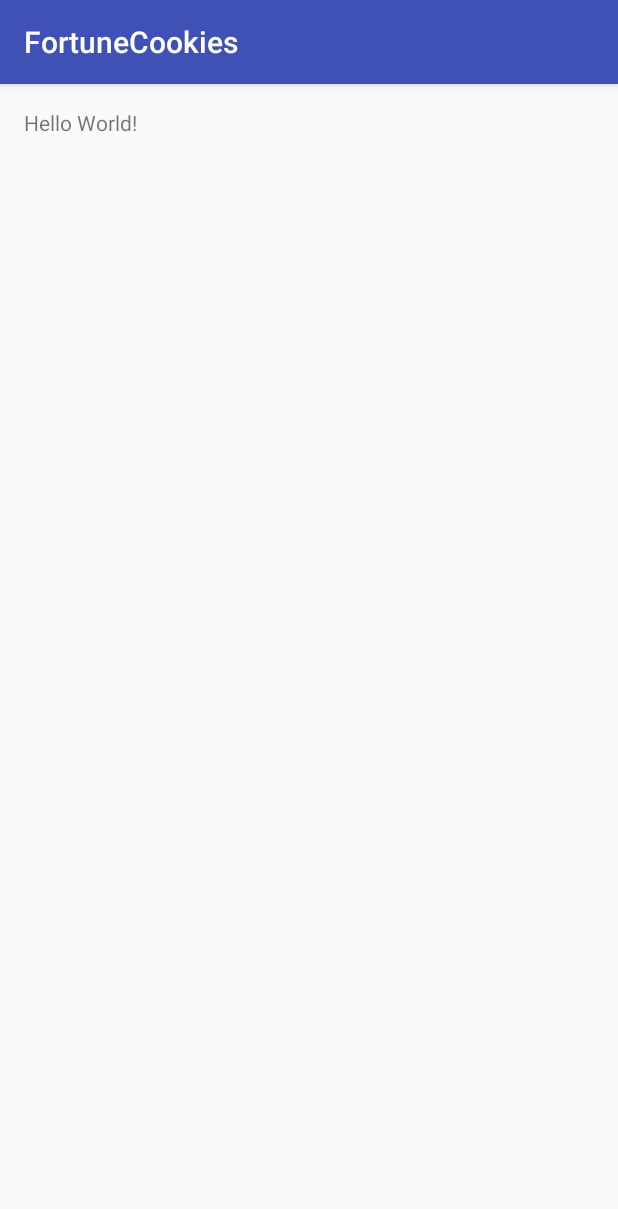
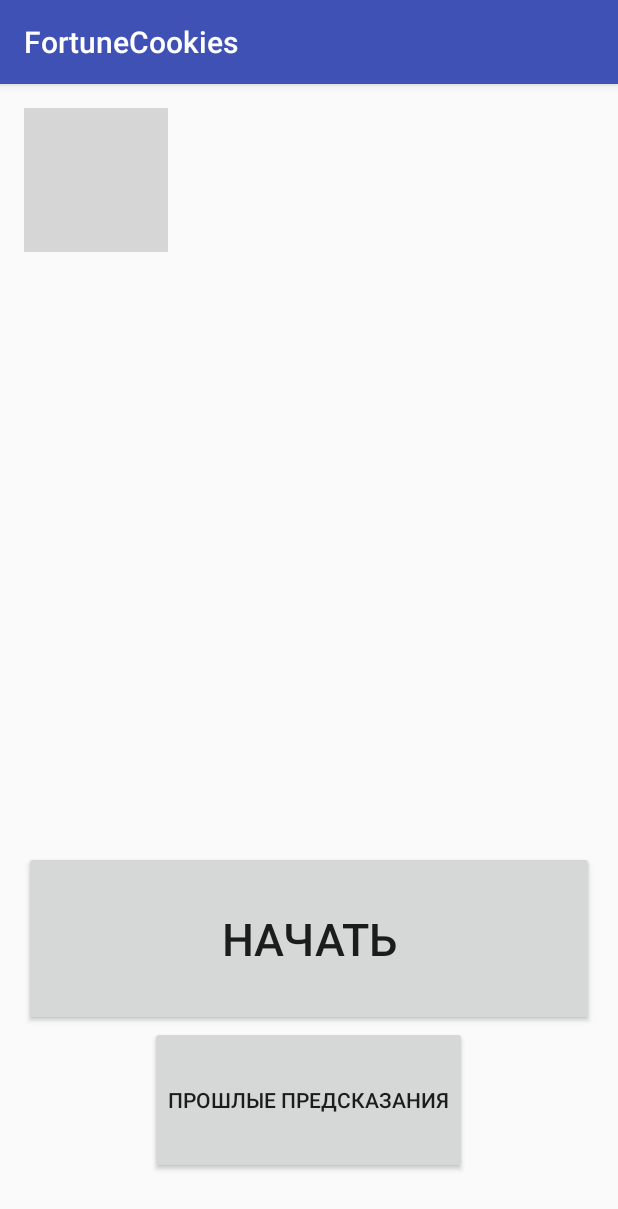
Before and after one commit to AppCampSiberia/FortuneCookies, an Android app: the screen it shows after launch (MainActivity), on a phone screen of 412 x 824 dp. Shown: the top 1209 px of the screen. Run offline under Robolectric (Android 15) with nearby library versions, the phone set to English and light mode, and no system bars; grey boxes are pictures that could not be loaded.

Commit message:
Старт.экран

```diff
--- a/app/src/main/res/layout/activity_main.xml
+++ b/app/src/main/res/layout/activity_main.xml
@@ -12,5 +12,55 @@
     <TextView
         android:layout_width="wrap_content"
         android:layout_height="wrap_content"
-        android:text="Hello World!" />
+        android:text="Hello World!"
+        android:id="@+id/textView" />
+
+    <ImageView
+        android:layout_width="wrap_content"
+        android:layout_height="wrap_content"
+        android:id="@+id/imageView"
+        android:src="@drawable/rhbc"
+        android:scaleType="center" />
+
+    <LinearLayout
+        android:orientation="vertical"
+        android:layout_width="match_parent"
+        android:layout_height="match_parent"
+        android:layout_alignParentBottom="true"
+        android:layout_alignParentLeft="true"
+        android:layout_alignParentStart="true"
+        android:weightSum="1">
+
+        <LinearLayout
+            android:orientation="horizontal"
+            android:layout_width="match_parent"
+            android:layout_height="wrap_content"
+            android:weightSum="1">
+
+        </LinearLayout>
+
+        <LinearLayout
+            android:orientation="horizontal"
+            android:layout_width="match_parent"
+            android:layout_height="0dp"
+            android:layout_weight="0.79"></LinearLayout>
+
+        <Button
+            android:layout_width="match_parent"
+            android:layout_height="wrap_content"
+            android:text="НАЧАТЬ"
+            android:id="@+id/button3"
+            android:layout_weight="0.09"
+            android:textSize="30sp" />
+
+        <Button
+            android:layout_width="wrap_content"
+            android:layout_height="wrap_content"
+            android:text="прошлые предсказания"
+            android:id="@+id/button2"
+            android:layout_gravity="center_horizontal"
+            android:layout_weight="0.08" />
+
+    </LinearLayout>
+
 </RelativeLayout>
```
Also changed, not shown: app/src/main/res/drawable-xhdpi/cookie.png (added), app/src/main/res/drawable-xhdpi/tarelska.jpg (added), app/src/main/res/drawable-xhdpi/Печенька.jpg (added).
